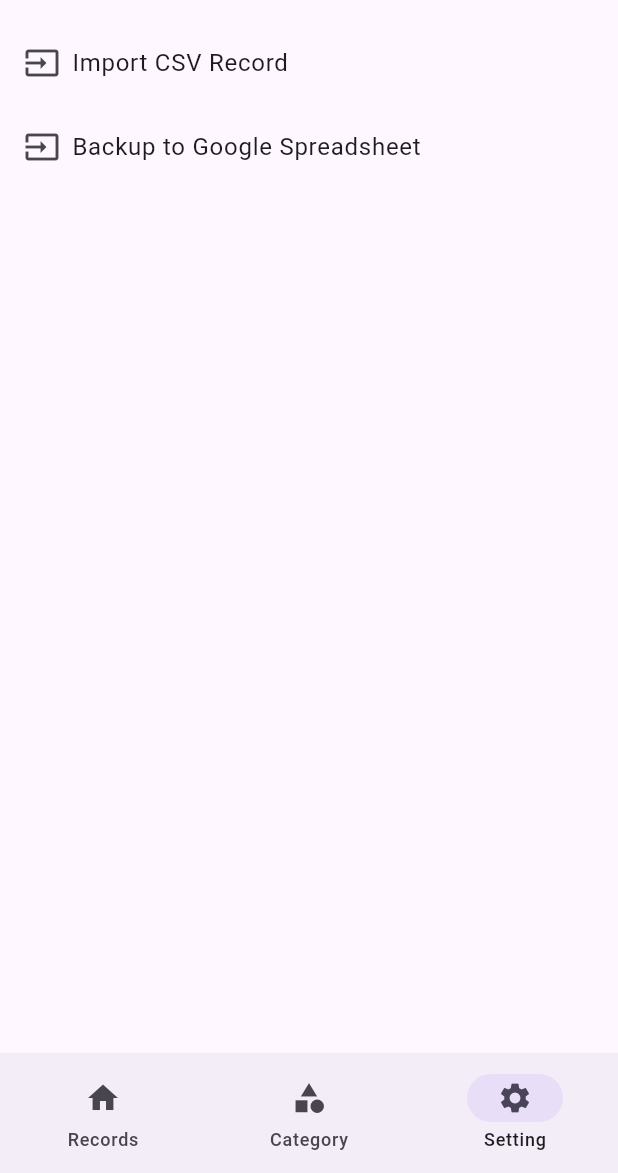
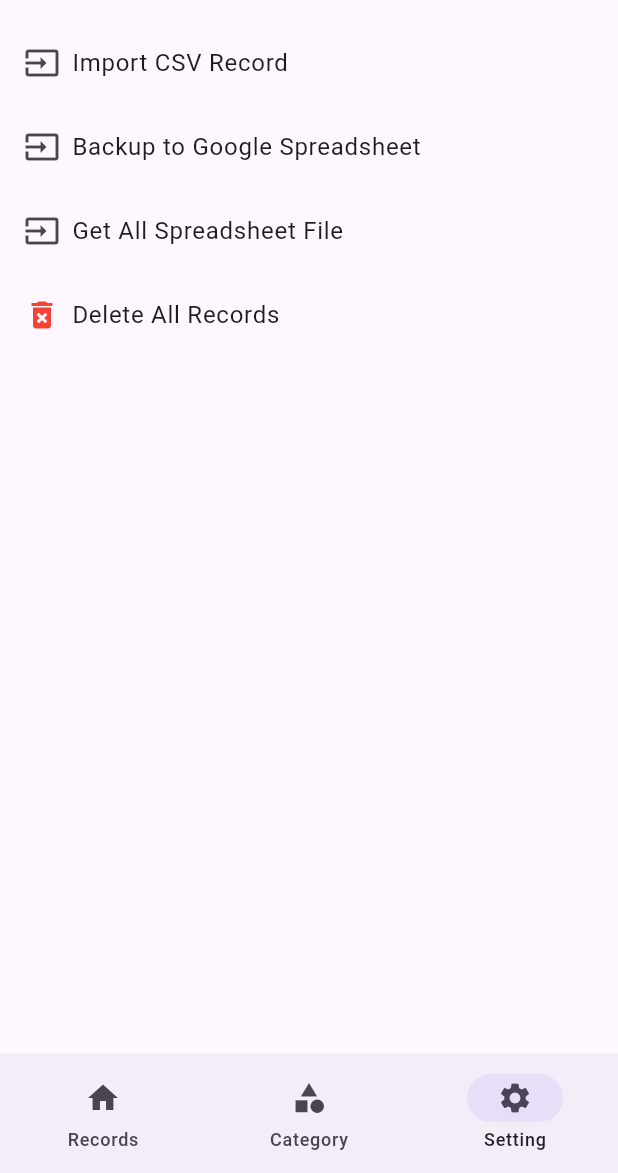
Before and after one commit to Harits19/my_money, a Flutter app: the screen it shows after launch, item 3 of the bottom bar chosen, after a tap on "Backup to Google Spreadsheet", on a phone screen of 412 x 824 dp, the part 63-1236 px from its top. Run offline on Flutter 3.47's test engine with Material 3 defaults, Android fonts, the phone set to English and light mode, and no system bars; our stand-ins replace file_picker, google_sign_in, googleapis_auth, logger, shared_preferences; missing offline and left inert: googleapis.

Commit message:
implement connect to google spreadsheet

```diff
--- a/lib/src/services/google_service.dart
+++ b/lib/src/services/google_service.dart
@@ -1,24 +1,60 @@
-import 'package:googleapis/sheets/v4.dart';
-import 'package:googleapis_auth/auth_io.dart';
+import 'package:google_sign_in/google_sign_in.dart';
+import 'package:googleapis_auth/googleapis_auth.dart';
+import 'package:http/http.dart';
 import 'package:my_money/src/services/debug_service.dart';
 
-const clientIdKey =
-    "446239923751-isvift1eheeqksfk47ipl29qmnepmirv.apps.googleusercontent.com";
+class GoogleService {
+  GoogleService({
+    required this.scopes,
+  });
 
-class GoogleService {
-  GoogleService._();
+  final List<String> scopes;
 
-  static Future<AutoRefreshingAuthClient> authenticate() async {
-    final clientId = ClientId(clientIdKey);
-    final scopes = [SheetsApi.spreadsheetsScope];
+   AuthClient? _authClient;
 
-    final flow = await clientViaUserConsent(clientId, scopes, prompt);
-    return flow;
+   Future<AuthClient?> get authClient async {
+    _authClient ??= await authenticate();
+    return _authClient;
   }
 
-  static void prompt(String url) {
-    myLog.i("Please go to the following URL and grant access:");
-    myLog.i("  => $url");
-    myLog.i("Enter the authorization code:");
+   Future<AuthClient?> authenticate() async {
+    final googleSignIn = GoogleSignIn(
+      scopes: scopes,
+    );
+
+    final googleUser = await googleSignIn.signIn();
+    if (googleUser == null) {
+      myLog.i("authenticate - google user is null");
+      return null;
+    }
+
+    myLog
+        .i("authenticate - success login with client ${googleUser.toString()}");
+
+    final googleAuth = await googleUser.authentication;
+
+    myLog.i(
+        "authenticate - success login with googleAuth ${googleAuth.accessToken}");
+
+    final client = authenticatedClient(
+      Client(),
+      AccessCredentials(
+        AccessToken(
+          "Bearer",
+          googleAuth.accessToken!,
+          DateTime.now()
+              .add(
+                const Duration(hours: 1),
+              )
+              .toUtc(),
+        ),
+        googleAuth.idToken,
+        scopes,
+      ),
+    );
+
+    myLog.i("authenticate - success login with client ${client.toString()}");
+
+    return client;
   }
 }
--- /dev/null
+++ b/lib/src/services/google_sheet_service.dart
@@ -0,0 +1,98 @@
+import 'package:googleapis/drive/v2.dart';
+import 'package:googleapis/sheets/v4.dart';
+import 'package:my_money/src/services/debug_service.dart';
+import 'package:my_money/src/services/google_service.dart';
+
+class GoogleSheetService {
+  static final services = GoogleService(
+      scopes: [SheetsApi.spreadsheetsScope, DriveApi.driveFileScope]);
+
+  static Future<String?> createSpreadsheet() async {
+    final client = await services.authClient;
+    if (client == null) {
+      myLog.i("createSpreadsheet - client is null");
+      return null;
+    }
+
+    final sheetsApi = SheetsApi(client);
+    final Spreadsheet spreadsheet = Spreadsheet(
+      properties: SpreadsheetProperties(title: "Flutter Created Spreadsheet"),
+    );
+
+    final response = await sheetsApi.spreadsheets.create(spreadsheet);
+
+    myLog.i("createSpreadsheet - returned url ${response.spreadsheetUrl}");
+    return response.spreadsheetId;
+  }
+
+  static Future<List<File>> getAllSpreadSheetFiles() async {
+    final client = await services.authClient;
+    if (client == null) {
+      myLog.i("getAllSpreadSheetFiles - client is null");
+      return [];
+    }
+    final driveApi = DriveApi(client);
+
+    const query = "mimeType='application/vnd.google-apps.spreadsheet'";
+
+    final fileList = await driveApi.files.list(q: query, spaces: 'drive');
+
+    final items = fileList.items;
+
+    if (items == null) {
+      myLog.i("getAllSpreadSheetFiles - file items is null");
+      return [];
+    }
+
+    return items;
+  }
+
+  static editSpreadSheet({required String id}) async {
+    const range = "Sheet1!A1:B2"; // Range to update
+    final values = [
+      ["Updated Cell 1", "Updated Cell 2"],
+      ["New Row", "More Data"]
+    ];
+    final client = await services.authClient;
+    if (client == null) {
+      myLog.i("editSpreadSheet - client is null");
+      return null;
+    }
+    final sheetsApi = SheetsApi(client);
+
+    final request = ValueRange()..values = values;
+
+    final result = await sheetsApi.spreadsheets.values.update(
+      request,
+      id,
+      range,
+      valueInputOption: "RAW",
+    );
+
+    myLog.i(
+        "editSpreadSheet - success edit spreadsheet with result ${result.toJson()}");
+  }
+
+  static void startBackup() async {
+    final files = await getAllSpreadSheetFiles();
+
+    if (files.isEmpty) {
+      myLog.i(
+          "startBackup - returned files is empty, start create new file for backup data");
+      await createSpreadsheet();
+      return;
+    } else {
+      myLog.i(
+          "startBackup - returned files is not empty, start edit first index file");
+
+      final file = files.first;
+      final id = file.id;
+      if (id == null) {
+        myLog.i(
+            "startBackup - returned id is null, can't update the file with new data");
+        return;
+      }
+      await editSpreadSheet(id: id);
+    }
+  }
+}
--- a/lib/src/setting/setting_view.dart
+++ b/lib/src/setting/setting_view.dart
@@ -1,8 +1,5 @@
-import 'dart:io';
-
-import 'package:file_picker/file_picker.dart';
 import 'package:flutter/material.dart';
-import 'package:my_money/src/services/google_service.dart';
+import 'package:my_money/src/services/google_sheet_service.dart';
 import 'package:my_money/src/state/record_state/state.dart';
 
 class SettingView extends StatelessWidget {
@@ -10,6 +7,7 @@ class SettingView extends StatelessWidget {
 
   @override
   Widget build(BuildContext context) {
+    final recordState = RecordState.of(context);
     return Column(
       children: [
         ListTile(
@@ -23,8 +21,20 @@ class SettingView extends StatelessWidget {
             ],
           ),
           onTap: () async {
-            RecordState.of(context).importCSV();
+            recordState.importCSV();
           },
+        ),
+        const ListTile(
+          title: Row(
+            children: [
+              Icon(Icons.input),
+              SizedBox(
+                width: 8,
+              ),
+              Text("Backup to Google Spreadsheet")
+            ],
+          ),
+          onTap: GoogleSheetService.startBackup,
         ),
         ListTile(
           title: const Row(
@@ -33,12 +43,27 @@ class SettingView extends StatelessWidget {
               SizedBox(
                 width: 8,
               ),
-              Text("Backup to Google Spreadsheet")
+              Text("Get All Spreadsheet File")
             ],
           ),
           onTap: () async {
-            GoogleService.authenticate();
+            GoogleSheetService.getAllSpreadSheetFiles();
           },
+        ),
+        ListTile(
+          title: const Row(
+            children: [
+              Icon(
+                Icons.delete_forever,
+                color: Colors.red,
+              ),
+              SizedBox(
+                width: 8,
+              ),
+              Text("Delete All Records")
+            ],
+          ),
+          onTap: recordState.deleteAllRecords,
         ),
       ],
     );
--- a/lib/src/state/record_state/provider.dart
+++ b/lib/src/state/record_state/provider.dart
@@ -54,6 +54,12 @@ class _RecordProviderState extends State<RecordProvider> {
     setState(() {});
   }
 
+  void deleteAllRecords() {
+    records = [];
+    LocalStorageService.setValue(LocalStorageKey.records, []);
+    setState(() {});
+  }
+
   @override
   void initState() {
     super.initState();
@@ -63,6 +69,7 @@ class _RecordProviderState extends State<RecordProvider> {
   @override
   Widget build(BuildContext context) {
     return RecordState(
+      deleteAllRecords: deleteAllRecords,
       records: records,
       importCSV: importCSV,
       selectedDate: DateState.of(context).date,
--- a/lib/src/state/record_state/state.dart
+++ b/lib/src/state/record_state/state.dart
@@ -9,10 +9,13 @@ class RecordState extends InheritedWidget {
     required super.child,
     required this.importCSV,
     required this.selectedDate,
+    required this.deleteAllRecords,
   });
 
   final List<RecordModel> records;
   final DateTime selectedDate;
+  final VoidCallback importCSV;
+  final VoidCallback deleteAllRecords;
 
   List<RecordModel> get filterByMonth {
     return records.where((item) {
@@ -20,8 +23,6 @@ class RecordState extends InheritedWidget {
       return format.format(item.time) == format.format(selectedDate);
     }).toList();
   }
-
-  final VoidCallback importCSV;
 
   static RecordState? maybeOf(BuildContext context) {
     return context.dependOnInheritedWidgetOfExactType<RecordState>();
--- a/pubspec.yaml
+++ b/pubspec.yaml
@@ -17,8 +17,11 @@ dependencies:
   file_picker: ^9.0.2
   logger: ^2.5.0
   shared_preferences: ^2.5.2
+  googleapis_auth: ^1.6.0
+  google_sign_in: ^6.3.0
   googleapis: ^13.2.0
-  googleapis_auth: ^1.6.0
+  http: ^1.3.0
+
 
 dev_dependencies:
   flutter_test:
```
Also changed, not shown: pubspec.lock.
